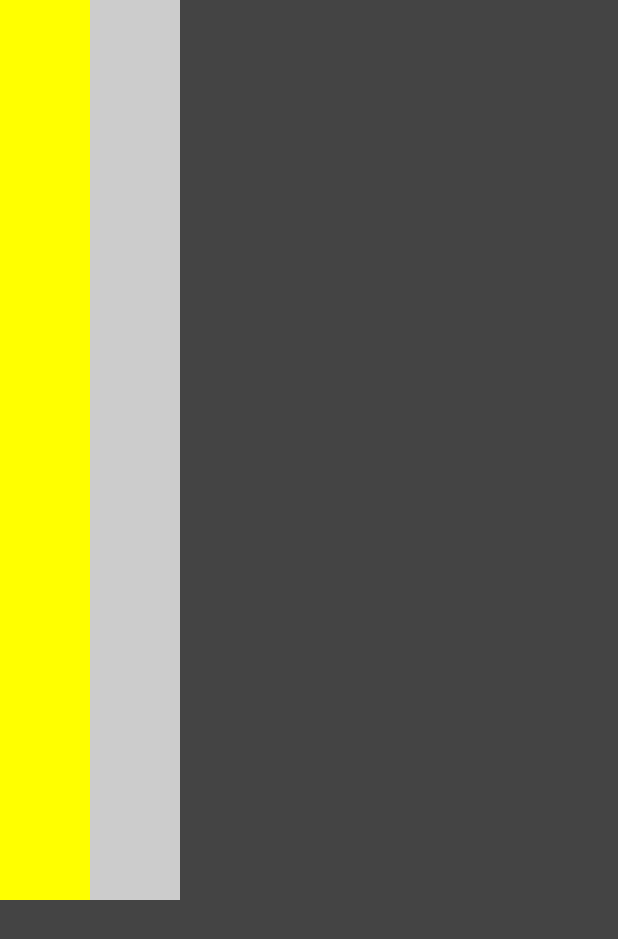
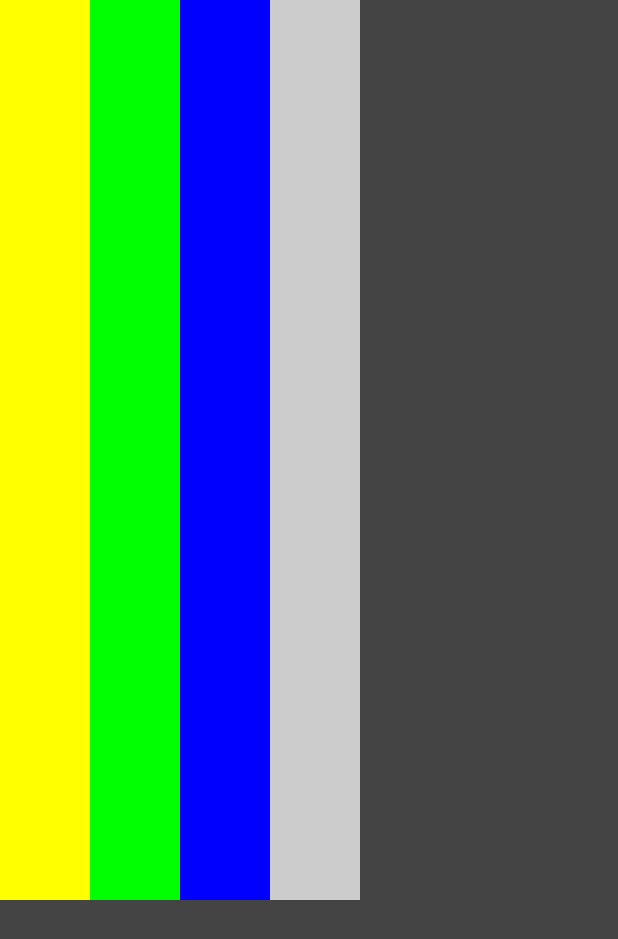
Before and after one commit to yagmurerdogan/Jetpack-Compose-Course, an Android app built with Jetpack Compose: the screen it shows after launch (MainActivity), on a phone screen of 412 x 824 dp. Shown: the top 939 px of the screen. Run offline under Robolectric (Android 15) with nearby library versions, the phone set to English and light mode, and no system bars.

Commit message:
Extract composables for reuse

```diff
--- a/MyApplication/app/src/main/java/com/yagmurerdogan/corecomposeapplication/MainActivity.kt
+++ b/MyApplication/app/src/main/java/com/yagmurerdogan/corecomposeapplication/MainActivity.kt
@@ -12,6 +12,7 @@ import androidx.compose.ui.Alignment
 import androidx.compose.ui.Modifier
 import androidx.compose.ui.graphics.Color
 import androidx.compose.ui.tooling.preview.Preview
+import androidx.compose.ui.unit.Dp
 import androidx.compose.ui.unit.dp
 
 class MainActivity : ComponentActivity() {
@@ -30,21 +31,24 @@ fun MainScreen() {
         modifier = Modifier.fillMaxSize()
     ) {
         Row {
-            Surface(
-                color = Color.Yellow,
-                modifier = Modifier
-                    .height(600.dp)
-                    .width(60.dp)
-            ) { }
-            Surface(
-                color = Color.LightGray,
-                modifier = Modifier
-                    .height(600.dp)
-                    .width(60.dp)
-            ) { }
+            HorizontalColoredBar(color = Color.Yellow, height = 600.dp, width = 60.dp)
+            HorizontalColoredBar(color = Color.Green, height = 600.dp, width = 60.dp)
+            HorizontalColoredBar(color = Color.Blue, height = 600.dp, width = 60.dp)
+            HorizontalColoredBar(color = Color.LightGray, height = 600.dp, width = 60.dp)
+
         }
 
     }
+}
+
+@Composable
+fun HorizontalColoredBar(color: Color, height: Dp, width: Dp) {
+    Surface(
+        color = color,
+        modifier = Modifier
+            .height(height)
+            .width(width)
+    ) { }
 }
 
 @Preview(showBackground = true)
```
